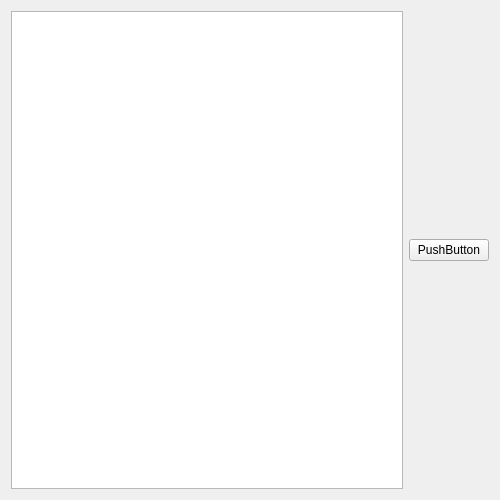
Before: the Qt Designer form mainwindow.ui in elshaka/AutomataCelular, drawn with Qt 5.
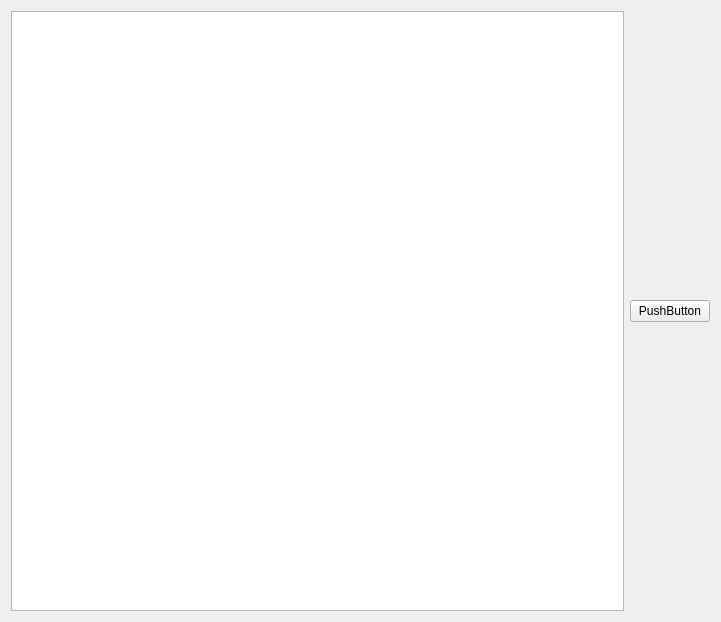
After: the same form once the commit is applied.

```diff
--- a/mainwindow.ui
+++ b/mainwindow.ui
@@ -6,8 +6,8 @@
    <rect>
     <x>0</x>
     <y>0</y>
-    <width>500</width>
-    <height>500</height>
+    <width>721</width>
+    <height>618</height>
    </rect>
   </property>
   <property name="windowTitle">
@@ -16,7 +16,14 @@
   <widget class="QWidget" name="centralWidget">
    <layout class="QHBoxLayout" name="horizontalLayout">
     <item>
-     <widget class="QGraphicsView" name="graphicsView"/>
+     <widget class="QGraphicsView" name="graphicsView">
+      <property name="minimumSize">
+       <size>
+        <width>600</width>
+        <height>600</height>
+       </size>
+      </property>
+     </widget>
     </item>
     <item>
      <widget class="QPushButton" name="pushButton">
```
